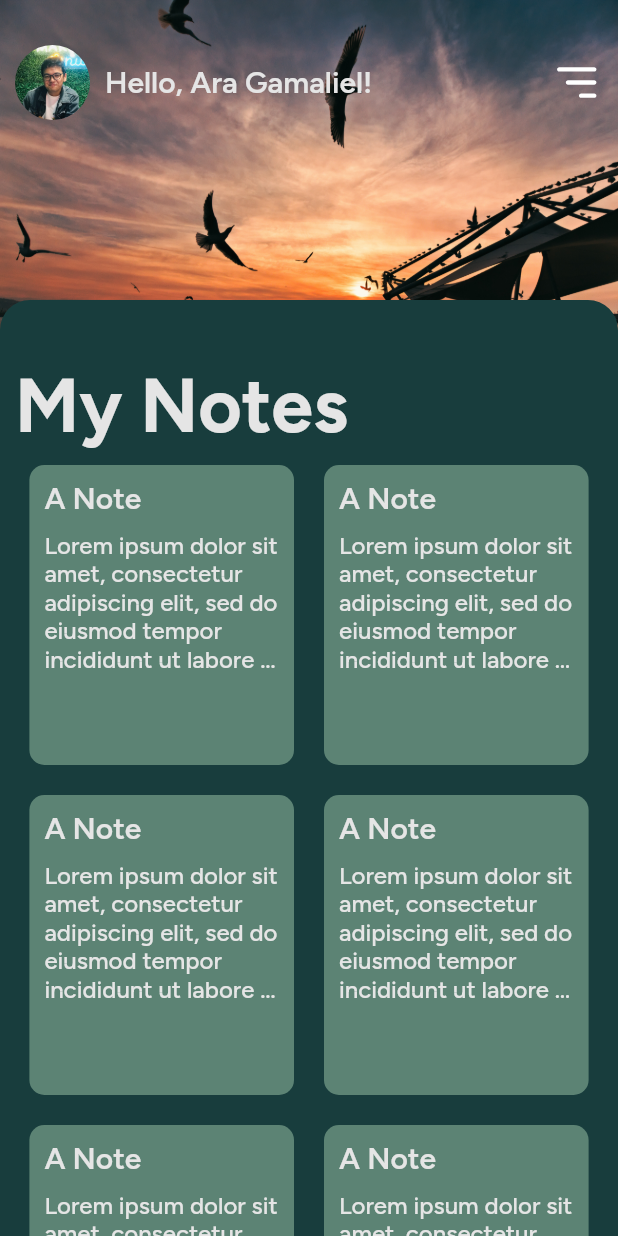
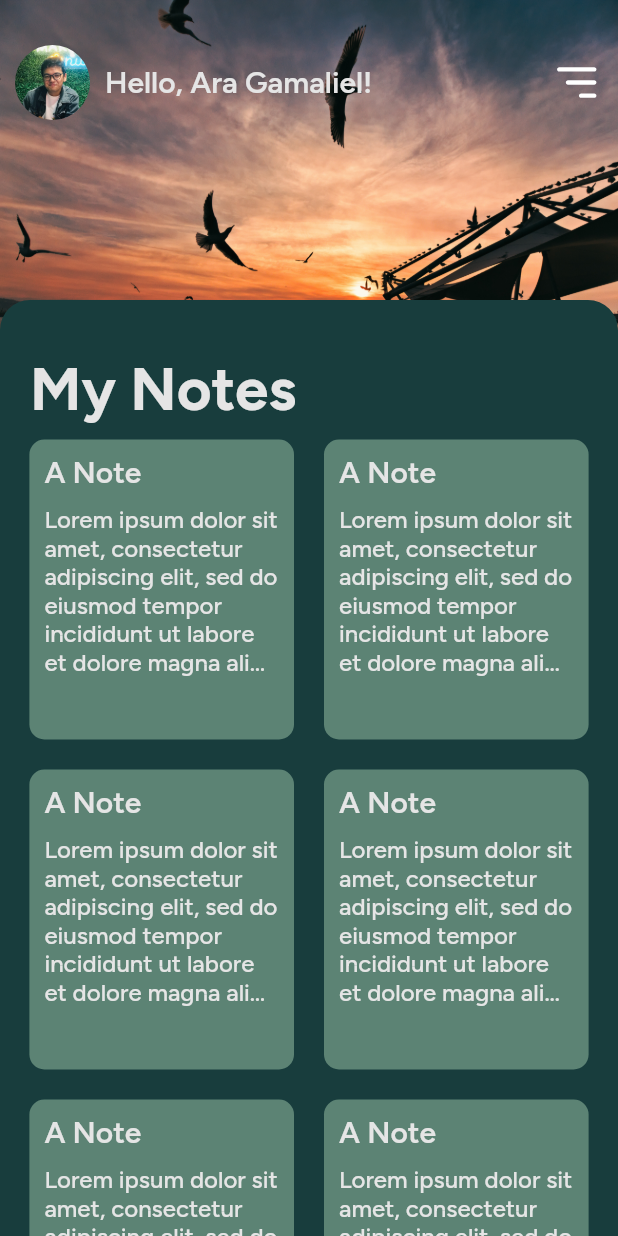
Before and after one commit to gamalielara/decipher, a Flutter app: the screen it shows after launch, after a tap on "Login with Google", on a phone screen of 412 x 824 dp. Run offline on Flutter 3.47's test engine with Material 2 defaults, Android fonts, the phone set to English and light mode, and no system bars; our stand-ins replace flutter_svg.

Commit message:
add note screen

```diff
--- a/lib/main.dart
+++ b/lib/main.dart
@@ -1,5 +1,6 @@
 import 'package:decipher/screens/home/home_screen.dart';
 import 'package:decipher/screens/login_screen.dart';
+import 'package:decipher/screens/note/main.dart';
 import 'package:decipher/theme/colors.dart';
 import 'package:flutter/material.dart';
 
@@ -20,6 +21,7 @@ class MyApp extends StatelessWidget {
       routes: {
         LoginScreen.id: (context) => LoginScreen(),
         HomeScreen.id: (context) => HomeScreen(),
+        NoteScreen.id: (context) => NoteScreen(),
       },
     );
   }
--- a/lib/screens/home/widgets/body.dart
+++ b/lib/screens/home/widgets/body.dart
@@ -22,13 +22,14 @@ class Body extends StatelessWidget {
           ),
           child: Column(
             children: [
-              SizedBox(height: 30),
+              const SizedBox(height: 25),
               Container(
                 width: double.infinity,
+                margin: const EdgeInsets.only(left: 10),
                 child: Text(
                   "My Notes",
                   style: boldText.copyWith(
-                    fontSize: 50,
+                    fontSize: 40,
                   ),
                   textAlign: TextAlign.left,
                 ),
--- a/lib/screens/home/widgets/header.dart
+++ b/lib/screens/home/widgets/header.dart
@@ -1,5 +1,4 @@
 import 'package:decipher/screens/home/widgets/home_banner.dart';
-import 'package:flutter/cupertino.dart';
 import 'package:flutter/material.dart';
 import 'package:flutter_svg/svg.dart';
 import '../../../theme/text.dart';
@@ -17,7 +16,7 @@ class Header extends StatelessWidget {
         height: 250,
         child: Stack(
           children: [
-              Positioned(top: 0, left: 0, right: 0, child: HomeBanner()),
+            const Positioned(top: 0, left: 0, right: 0, child: HomeBanner()),
             Padding(
               padding: EdgeInsets.symmetric(vertical: 30, horizontal: 10),
               child: Row(
@@ -29,9 +28,9 @@ class Header extends StatelessWidget {
                       Container(
                         height: 50,
                         width: 50,
-                            decoration: BoxDecoration(
+                        decoration: const BoxDecoration(
                           borderRadius: BorderRadius.all(
-                                const Radius.circular(50),
+                            Radius.circular(50),
                           ),
                           image: DecorationImage(
                             fit: BoxFit.fill,
@@ -41,7 +40,7 @@ class Header extends StatelessWidget {
                           ),
                         ),
                       ),
-                          SizedBox(width: 10),
+                      const SizedBox(width: 10),
                       Text(
                         "Hello, Ara Gamaliel!",
                         style: semiBoldText.copyWith(fontSize: 20),
@@ -55,9 +54,11 @@ class Header extends StatelessWidget {
                     height: 35,
                   ),
                 ],
-                  ))
+              ),
+            )
           ],
         ),
-        ));
+      ),
+    );
   }
 }
--- a/lib/screens/home/widgets/note_box.dart
+++ b/lib/screens/home/widgets/note_box.dart
@@ -1,3 +1,4 @@
+import 'package:decipher/screens/note/main.dart';
 import 'package:decipher/theme/text.dart';
 import 'package:flutter/cupertino.dart';
 
@@ -10,11 +11,15 @@ class NoteBox extends StatelessWidget {
   Widget build(BuildContext context) {
     return LayoutBuilder(
       builder: (BuildContext context, BoxConstraints constraints) {
-        final double widthFactor = 0.45;
+        const double widthFactor = 0.45;
 
-        final double noteBoxHeight = 200;
+        const double noteBoxHeight = 200;
 
-        return Container(
+        return GestureDetector(
+          onTap: (){
+            Navigator.pushNamed(context, NoteScreen.id);
+          },
+          child: Container(
             width: constraints.maxWidth * widthFactor,
             height: noteBoxHeight,
             padding: EdgeInsets.all(10),
@@ -29,14 +34,15 @@ class NoteBox extends StatelessWidget {
                   overflow: TextOverflow.ellipsis,
                   maxLines: 2,
                 ),
-              SizedBox(height: 10),
+                const SizedBox(height: 10),
                 Text(
                   "Lorem ipsum dolor sit amet, consectetur adipiscing elit, sed do eiusmod tempor incididunt ut labore et dolore magna aliqua. Ut enim ad minim veniam, quis nostrud exercitation ullamco laboris nisi ut aliquip ex ea commodo consequat. Duis aute irure dolor in reprehenderit in voluptate velit esse cillum dolore eu fugiat nulla pariatur. Excepteur sint occaecat cupidatat non proident, sunt in culpa qui officia deserunt mollit anim id est laborum.",
                   style: regularText.copyWith(fontSize: 16),
                   overflow: TextOverflow.ellipsis,
-                maxLines: 5,
+                  maxLines: 6,
                 ),
               ],
+            ),
           ),
         );
       },
```
Also changed, not shown: lib/screens/note/main.dart (added, +22 -0 lines). Lines whose indentation alone changed are shown as unchanged.
